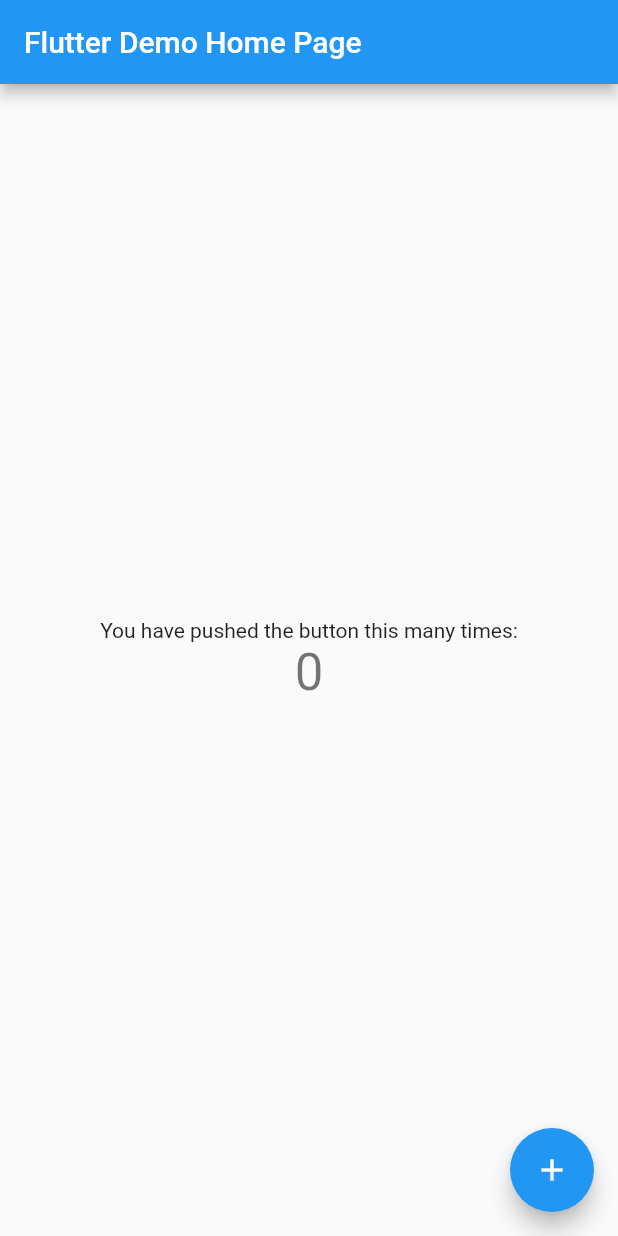
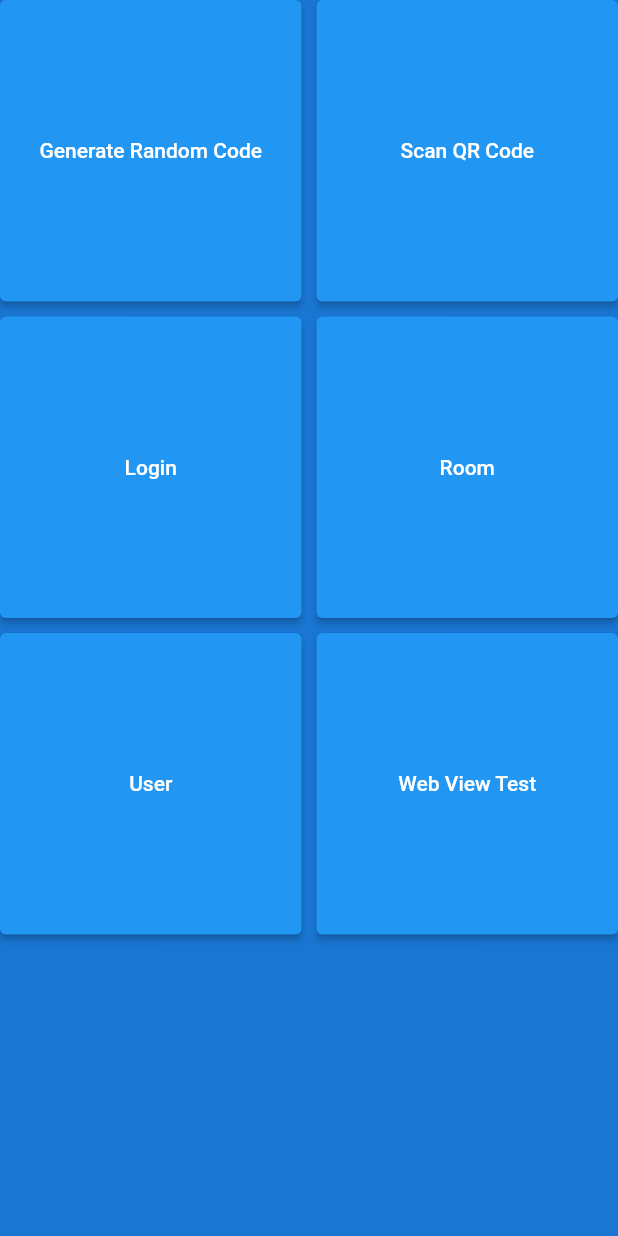
Before and after one commit to the-halfbloodprince/keytag-client, a Flutter app: the screen it shows after launch, on a phone screen of 412 x 824 dp. Run offline on Flutter 3.47's test engine with Material 2 defaults, Android fonts, the phone set to English and light mode, and no system bars; our stand-ins replace qr_flutter; missing offline and left inert: qr_code_scanner.

Commit message:
login pages, qr functionality

```diff
--- a/lib/main.dart
+++ b/lib/main.dart
@@ -1,115 +1,39 @@
 import 'package:flutter/material.dart';
+import 'package:hostel_keys_management/screens/login.dart';
+import 'package:hostel_keys_management/screens/verify_otp.dart';
+import 'package:hostel_keys_management/screens/tests/scanQR.dart';
+import './screens/home.dart';
+import './screens/test_home.dart';
 
 void main() {
-  runApp(const MyApp());
+  runApp(MyApp());
 }
 
 class MyApp extends StatelessWidget {
-  const MyApp({Key? key}) : super(key: key);
+  MyApp({Key? key}) : super(key: key);
 
-  // This widget is the root of your application.
   @override
   Widget build(BuildContext context) {
     return MaterialApp(
-      title: 'Flutter Demo',
-      theme: ThemeData(
-        // This is the theme of your application.
-        //
-        // Try running your application with "flutter run". You'll see the
-        // application has a blue toolbar. Then, without quitting the app, try
-        // changing the primarySwatch below to Colors.green and then invoke
-        // "hot reload" (press "r" in the console where you ran "flutter run",
-        // or simply save your changes to "hot reload" in a Flutter IDE).
-        // Notice that the counter didn't reset back to zero; the application
-        // is not restarted.
-        primarySwatch: Colors.blue,
-      ),
-      home: const MyHomePage(title: 'Flutter Demo Home Page'),
-    );
+        title: 'Rent a Key',
+        theme: ThemeData(
+          primarySwatch: Colors.blue,
+        ),
+        initialRoute: '/testScreen',
+        routes: {
+          '/testScreen': (context) => TestHomePage(),
+          '/login': (context) => LoginPage(),
+          '/verify_otp': (context) => VerifyOTP(),
+          '/scan_qr_code': (context) => ScanQrPage(),
+          // '/room': (context) => TestHomePage(),
+          // '/generate_random_qr': (context) => TestHomePage(),
+          // '/web_view': (context) =>
+          //     WebViewContainer('https://github.com/the-halfbloodprince'),
+        }
+        // home: Scaffold(
+        //   // body: HomePage(),
+        //   body: TestHomePage(),
+        // ),
+        );
   }
 }
-
-class MyHomePage extends StatefulWidget {
-  const MyHomePage({Key? key, required this.title}) : super(key: key);
-
-  // This widget is the home page of your application. It is stateful, meaning
-  // that it has a State object (defined below) that contains fields that affect
-  // how it looks.
-
-  // This class is the configuration for the state. It holds the values (in this
-  // case the title) provided by the parent (in this case the App widget) and
-  // used by the build method of the State. Fields in a Widget subclass are
-  // always marked "final".
-
-  final String title;
-
-  @override
-  State<MyHomePage> createState() => _MyHomePageState();
-}
-
-class _MyHomePageState extends State<MyHomePage> {
-  int _counter = 0;
-
-  void _incrementCounter() {
-    setState(() {
-      // This call to setState tells the Flutter framework that something has
-      // changed in this State, which causes it to rerun the build method below
-      // so that the display can reflect the updated values. If we changed
-      // _counter without calling setState(), then the build method would not be
-      // called again, and so nothing would appear to happen.
-      _counter++;
-    });
-  }
-
-  @override
-  Widget build(BuildContext context) {
-    // This method is rerun every time setState is called, for instance as done
-    // by the _incrementCounter method above.
-    //
-    // The Flutter framework has been optimized to make rerunning build methods
-    // fast, so that you can just rebuild anything that needs updating rather
-    // than having to individually change instances of widgets.
-    return Scaffold(
-      appBar: AppBar(
-        // Here we take the value from the MyHomePage object that was created by
-        // the App.build method, and use it to set our appbar title.
-        title: Text(widget.title),
-      ),
-      body: Center(
-        // Center is a layout widget. It takes a single child and positions it
-        // in the middle of the parent.
-        child: Column(
-          // Column is also a layout widget. It takes a list of children and
-          // arranges them vertically. By default, it sizes itself to fit its
-          // children horizontally, and tries to be as tall as its parent.
-          //
-          // Invoke "debug painting" (press "p" in the console, choose the
-          // "Toggle Debug Paint" action from the Flutter Inspector in Android
-          // Studio, or the "Toggle Debug Paint" command in Visual Studio Code)
-          // to see the wireframe for each widget.
-          //
-          // Column has various properties to control how it sizes itself and
-          // how it positions its children. Here we use mainAxisAlignment to
-          // center the children vertically; the main axis here is the vertical
-          // axis because Columns are vertical (the cross axis would be
-          // horizontal).
-          mainAxisAlignment: MainAxisAlignment.center,
-          children: <Widget>[
-            const Text(
-              'You have pushed the button this many times:',
-            ),
-            Text(
-              '$_counter',
-              style: Theme.of(context).textTheme.headline4,
-            ),
-          ],
-        ),
-      ),
-      floatingActionButton: FloatingActionButton(
-        onPressed: _incrementCounter,
-        tooltip: 'Increment',
-        child: const Icon(Icons.add),
-      ), // This trailing comma makes auto-formatting nicer for build methods.
-    );
-  }
-}
--- /dev/null
+++ b/lib/screens/test_home.dart
@@ -0,0 +1,43 @@
+import 'package:flutter/material.dart';
+import 'package:flutter/src/foundation/key.dart';
+import 'package:flutter/src/widgets/framework.dart';
+import 'package:flutter/widgets.dart';
+
+class Route {
+  String name, path;
+  Route(this.name, this.path);
+}
+
+class TestHomePage extends StatelessWidget {
+  const TestHomePage({Key? key}) : super(key: key);
+
+  static List<Route> routes = [
+    Route('Generate Random Code', '/generate_random_qr'),
+    Route('Scan QR Code', '/scan_qr_code'),
+    Route('Login', '/login'),
+    Route('Room', '/room'),
+    Route('User', '/user'),
+    Route('Web View Test', '/web_view'),
+  ];
+
+  @override
+  Widget build(BuildContext context) {
+    return Container(
+      width: double.infinity,
+      height: double.infinity,
+      color: Colors.blue.shade700,
+      child: GridView.count(
+        crossAxisCount: 2,
+        crossAxisSpacing: 10,
+        mainAxisSpacing: 10,
+        children: routes
+            .map((route) => ElevatedButton(
+                onPressed: () {
+                  Navigator.pushNamed(context, route.path);
+                },
+                child: Text(route.name)))
+            .toList(),
+      ),
+    );
+  }
+}
--- a/pubspec.yaml
+++ b/pubspec.yaml
@@ -30,6 +30,10 @@
   flutter:
     sdk: flutter
 
+  qr_flutter: ^4.0.0
+  qr_code_scanner: ^1.0.1
+  # scan: ^1.6.0
+  # qr_code_scanner: ^1.0.1
 
   # The following adds the Cupertino Icons font to your application.
   # Use with the CupertinoIcons class for iOS style icons.
```
Also changed, not shown: lib/layouts/general.dart (added, +32 -0 lines), lib/layouts/login.dart (added, +102 -0 lines), lib/screens/home.dart (added, +18 -0 lines), lib/screens/login.dart (added, +109 -0 lines), lib/screens/room.dart (added, +14 -0 lines), lib/screens/tests/scanQR.dart (added, +67 -0 lines), lib/screens/verify_otp.dart (added, +114 -0 lines), lib/widgets/qr.dart (added, +26 -0 lines), lib/widgets/room_card.dart (added, +15 -0 lines), pubspec.lock, 3 other files.
